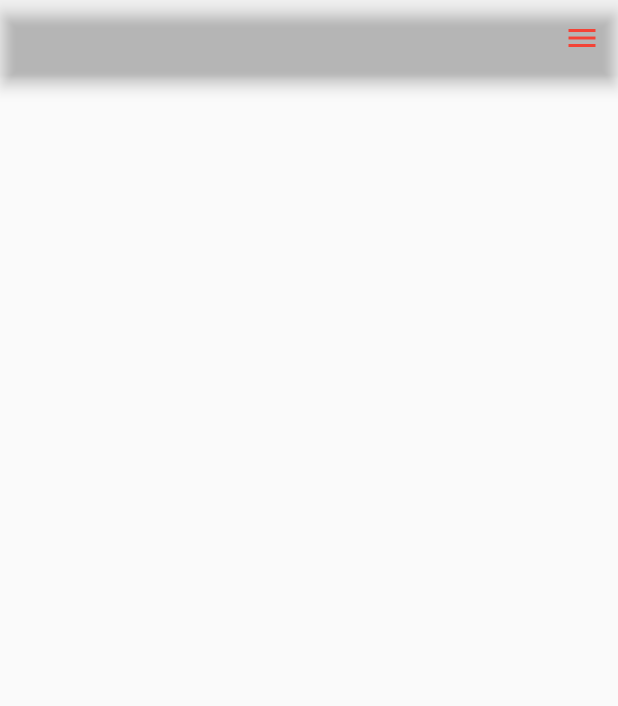
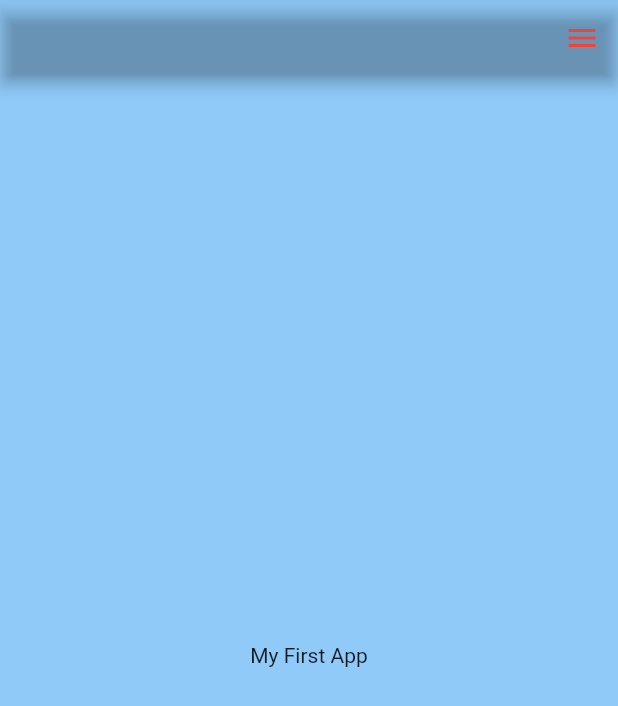
Before and after one commit to yokwejuste/FlutterProjects, a Flutter app: the screen it shows after launch, on a phone screen of 412 x 824 dp. Shown: the top 706 px of the screen. Run offline on Flutter 3.47's test engine with Material 2 defaults, Android fonts, the phone set to English and light mode, and no system bars; our stand-ins replace google_fonts.

Commit message:
updated files

```diff
--- a/traffic/lib/main.dart
+++ b/traffic/lib/main.dart
@@ -8,6 +8,7 @@ class MusicApp extends StatelessWidget {
   Widget build(BuildContext context) => MaterialApp(
         debugShowCheckedModeBanner: false,
         home: Scaffold(
+          backgroundColor: Colors.blue[200],
           appBar: AppBar(
             actions: const [
               Padding(
@@ -22,6 +23,9 @@ class MusicApp extends StatelessWidget {
             centerTitle: true,
             toolbarHeight: 50,
           ),
+          body: const Center(
+            child: Text("My First App"),
+          ),
         ),
       );
 }
```
